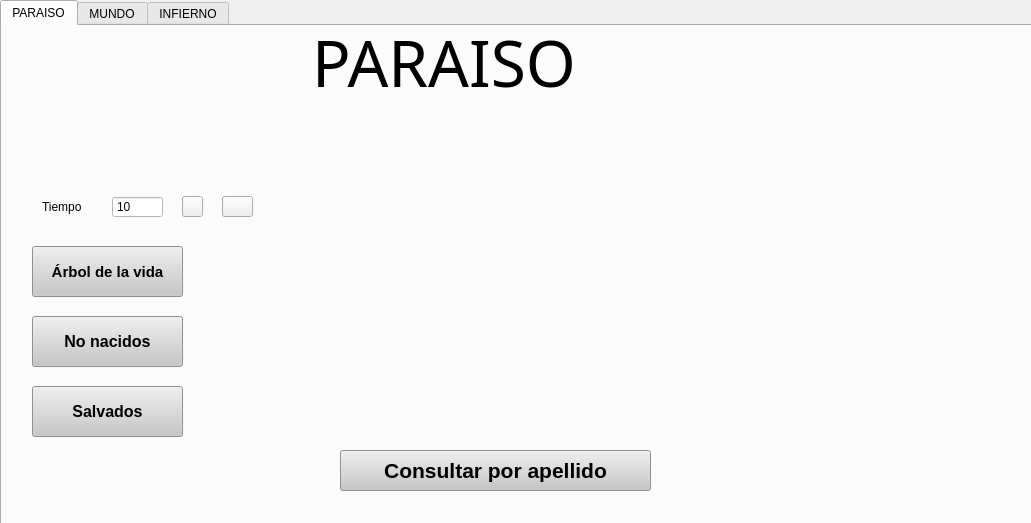
The window that mainwindow.ui (gaboq98/ArbolDelJuicio) describes before a commit, drawn with Qt 5.
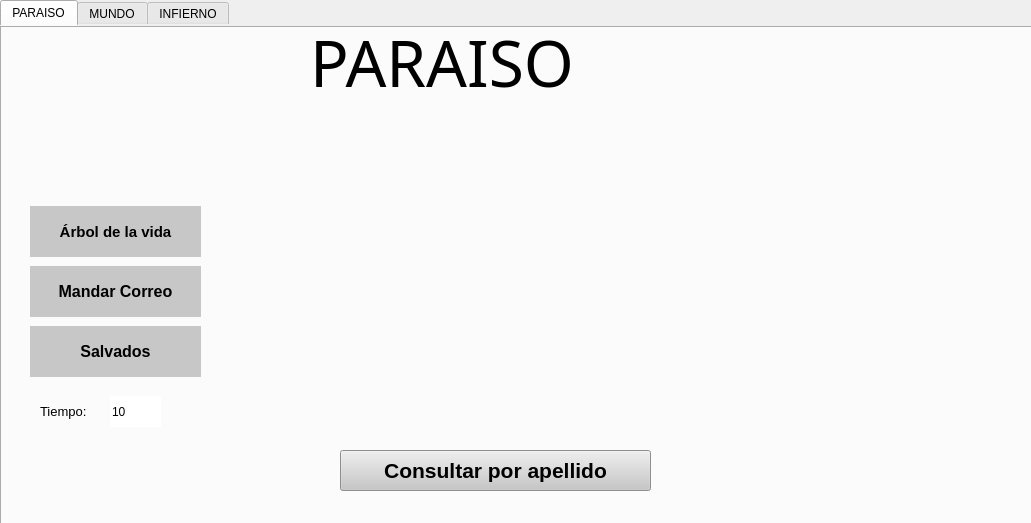
The same window after the commit. Icons and pictures are not drawn.

```diff
--- a/mainwindow.ui
+++ b/mainwindow.ui
@@ -18,6 +18,9 @@
   </property>
   <widget class="QWidget" name="centralWidget">
    <widget class="QTabWidget" name="tabWidget">
+    <property name="enabled">
+     <bool>true</bool>
+    </property>
     <property name="geometry">
      <rect>
       <x>0</x>
@@ -27,7 +30,7 @@
      </rect>
     </property>
     <property name="styleSheet">
-     <string notr="true"/>
+     <string notr="true">border: none;</string>
     </property>
     <property name="tabPosition">
      <enum>QTabWidget::North</enum>
@@ -74,8 +77,8 @@
       <property name="geometry">
        <rect>
         <x>30</x>
-        <y>220</y>
-        <width>151</width>
+        <y>180</y>
+        <width>171</width>
         <height>51</height>
        </rect>
       </property>
@@ -97,8 +100,8 @@
       <property name="geometry">
        <rect>
         <x>30</x>
-        <y>290</y>
-        <width>151</width>
+        <y>240</y>
+        <width>171</width>
         <height>51</height>
        </rect>
       </property>
@@ -113,15 +116,15 @@
        <string notr="true">background-color: rgb(199, 199, 199);</string>
       </property>
       <property name="text">
-       <string>No nacidos</string>
+       <string>Mandar Correo</string>
       </property>
      </widget>
      <widget class="QPushButton" name="salvados_button">
       <property name="geometry">
        <rect>
         <x>30</x>
-        <y>360</y>
-        <width>151</width>
+        <y>300</y>
+        <width>171</width>
         <height>51</height>
        </rect>
       </property>
@@ -143,27 +146,30 @@
       <property name="geometry">
        <rect>
         <x>40</x>
-        <y>160</y>
-        <width>61</width>
-        <height>41</height>
+        <y>370</y>
+        <width>71</width>
+        <height>31</height>
        </rect>
       </property>
       <property name="font">
        <font>
-        <pointsize>9</pointsize>
+        <pointsize>10</pointsize>
        </font>
       </property>
+      <property name="styleSheet">
+       <string notr="true"/>
+      </property>
       <property name="text">
-       <string>Tiempo</string>
+       <string>Tiempo:</string>
       </property>
      </widget>
      <widget class="QSpinBox" name="tiempo_spinBox">
       <property name="geometry">
        <rect>
         <x>110</x>
-        <y>170</y>
+        <y>370</y>
         <width>51</width>
-        <height>22</height>
+        <height>31</height>
        </rect>
       </property>
       <property name="font">
@@ -187,38 +193,46 @@
      <widget class="QPushButton" name="pausa_button">
       <property name="geometry">
        <rect>
-        <x>180</x>
-        <y>170</y>
-        <width>21</width>
-        <height>21</height>
-       </rect>
-      </property>
-      <property name="cursor">
-       <cursorShape>CrossCursor</cursorShape>
-      </property>
-      <property name="styleSheet">
-       <string notr="true">border-image: url(:/stop.png);</string>
-      </property>
-      <property name="text">
-       <string/>
-      </property>
-     </widget>
-     <widget class="QPushButton" name="reset_button">
-      <property name="geometry">
-       <rect>
-        <x>220</x>
-        <y>170</y>
+        <x>240</x>
+        <y>370</y>
         <width>31</width>
-        <height>21</height>
+        <height>31</height>
        </rect>
       </property>
       <property name="styleSheet">
-       <string notr="true">border-image: url(:/restart.png);</string>
+       <string notr="true">border-image: url(:/stop.png);</string>
       </property>
       <property name="text">
        <string/>
       </property>
      </widget>
+     <widget class="QPushButton" name="pushButton_2">
+      <property name="geometry">
+       <rect>
+        <x>180</x>
+        <y>360</y>
+        <width>41</width>
+        <height>51</height>
+       </rect>
+      </property>
+      <property name="styleSheet">
+       <string notr="true">border-image: url(:/ok.png);</string>
+      </property>
+      <property name="text">
+       <string/>
+      </property>
+      <property name="flat">
+       <bool>false</bool>
+      </property>
+     </widget>
+     <zorder>label_3</zorder>
+     <zorder>arbol_de_vida_button</zorder>
+     <zorder>no_nacidos_button</zorder>
+     <zorder>salvados_button</zorder>
+     <zorder>label_4</zorder>
+     <zorder>tiempo_spinBox</zorder>
+     <zorder>pushButton_2</zorder>
+     <zorder>pausa_button</zorder>
     </widget>
     <widget class="QWidget" name="tab_mundo">
      <attribute name="title">
```
Left out of the diff: 3 changed lines with no effect on the pictures.
